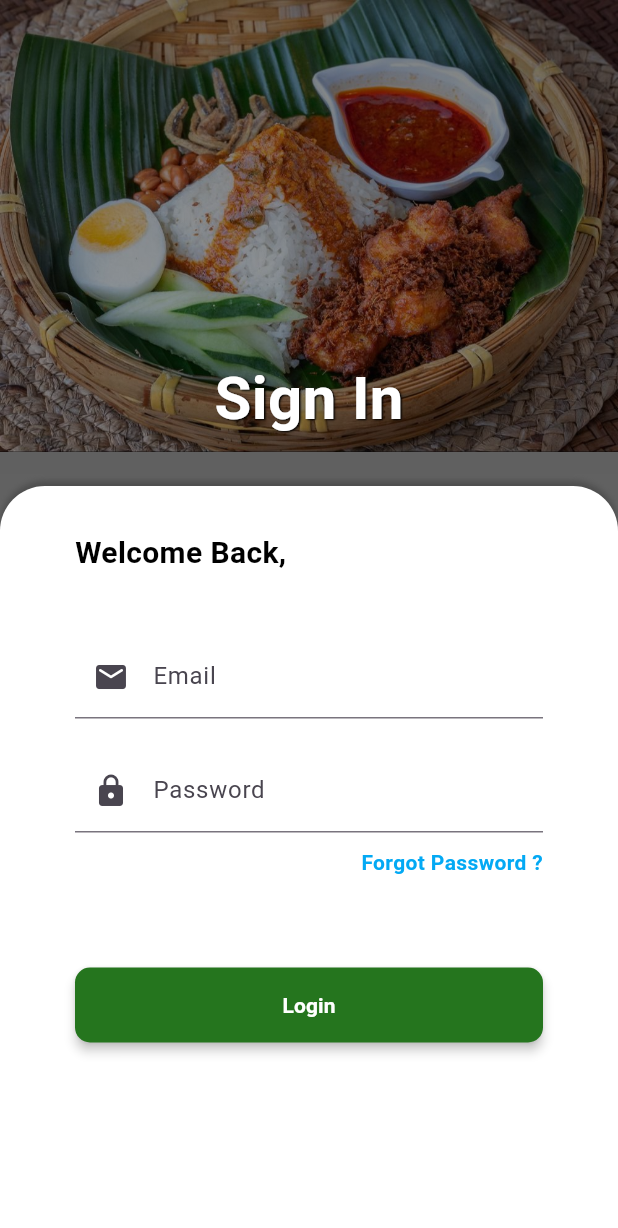
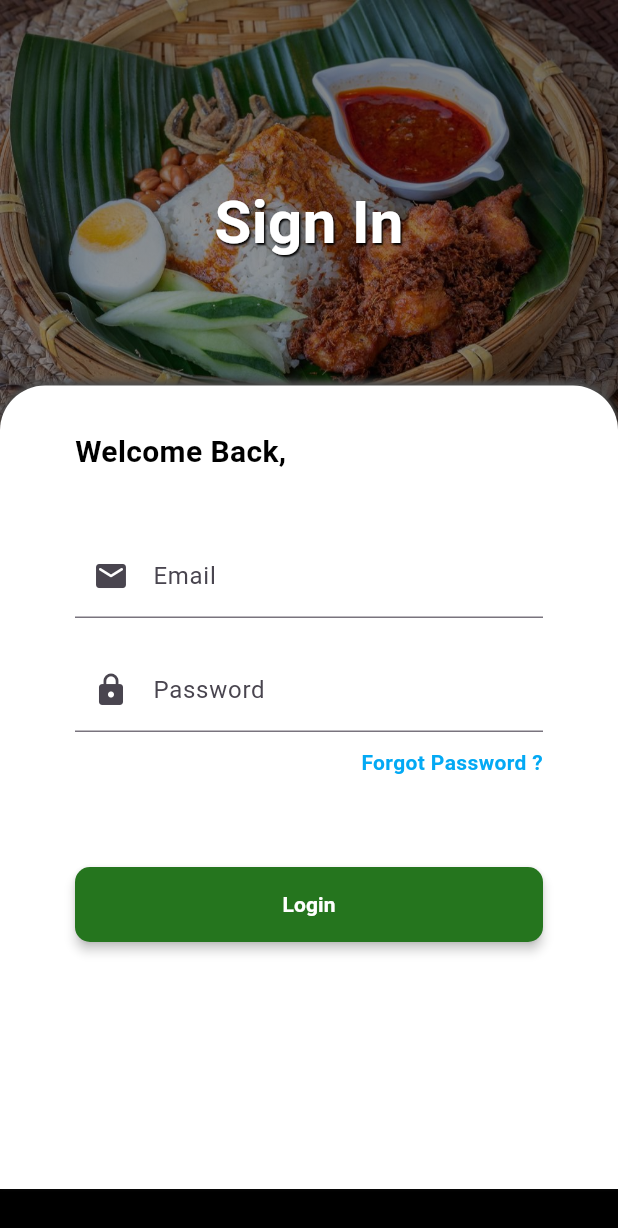
Before and after one commit to JEDIWONG/Chef_Palette_Mobile, a Flutter app: the Login screen opened directly, on a phone screen of 412 x 824 dp. Shown: the top 1228 px of the screen. Run offline on Flutter 3.47's test engine with Material 3 defaults, Android fonts, the phone set to English and light mode, and no system bars; our stand-ins replace firebase_auth, firebase_core; accounts and stored records are empty.

Commit message:
adding new features

```diff
--- a/lib/auth/login.dart
+++ b/lib/auth/login.dart
@@ -41,8 +41,11 @@
   Widget build(BuildContext context) {
     return Scaffold(
       resizeToAvoidBottomInset: true,
-      backgroundColor: const Color.fromARGB(100, 0, 0, 0),
-      body: Stack(
+      backgroundColor: const Color.fromARGB(255, 0, 0, 0),
+      body: SingleChildScrollView(
+
+        child: Stack(
+
           children: [
             Positioned.fill(
               child: Image.asset(
@@ -69,7 +72,7 @@
               mainAxisAlignment: MainAxisAlignment.end,
               children: [
                 const Padding(
-                padding: EdgeInsets.only(top: 50.0),
+                  padding: EdgeInsets.only(top: 120.0),
                   child: Text(
                     "Sign In",
                     style: TextStyle(
@@ -87,9 +90,10 @@
                   ),
                 ),
                 Container(
+                  alignment: Alignment.bottomCenter,
                   width: MediaQuery.sizeOf(context).width,
-                height: 500,
-                margin: const EdgeInsets.only(top: 30),
+                  height: MediaQuery.sizeOf(context).height*0.65,
+                  margin: const EdgeInsets.only(top: 80),
                   padding: const EdgeInsets.fromLTRB(50, 30, 50, 0),
                   decoration: const BoxDecoration(
                     color: Colors.white,
@@ -168,6 +172,7 @@
             ),
           ],
         ),
+      )
     );
   }
 }
```
Also changed, not shown: lib/auth/register.dart (+65 -17 lines). Lines whose indentation alone changed are shown as unchanged.
